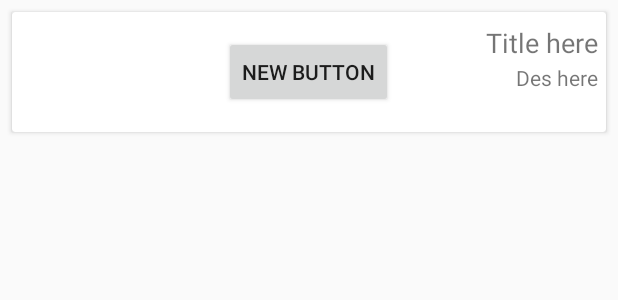
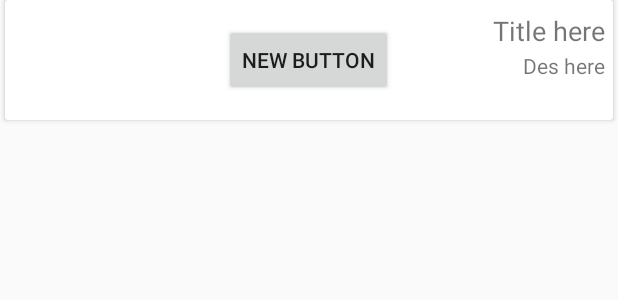
Before and after one commit to fruitbraker/Draw-It-v2, an Android app: the layout card_dashboard_item.xml on its own in the app's theme, with its tools: preview values and no code run, on a phone screen of 412 x 824 dp. Shown: the top 300 px of the screen. Run offline under Robolectric (Android 15) with nearby library versions, the phone set to English and light mode, and no system bars.

Commit message:
General formatting changes.
Dashboard looks awesome.

```diff
--- a/app/src/main/res/layout/app_bar_dashboard.xml
+++ b/app/src/main/res/layout/app_bar_dashboard.xml
@@ -15,8 +15,8 @@
         <android.support.v7.widget.Toolbar
             android:id="@+id/toolbar"
             android:layout_width="match_parent"
-            android:layout_height="?attr/actionBarSize"
-            android:background="?attr/colorPrimary"
+            android:layout_height="wrap_content"
+            android:background="@color/colorPrimary"
             app:popupTheme="@style/AppTheme.PopupOverlay" />
 
     </android.support.design.widget.AppBarLayout>
--- a/app/src/main/res/layout/card_dashboard_item.xml
+++ b/app/src/main/res/layout/card_dashboard_item.xml
@@ -3,7 +3,9 @@
     xmlns:android="http://schemas.android.com/apk/res/android"
     android:layout_width="match_parent"
     android:layout_height="80dp"
-    android:layout_margin="8dp">
+    android:layout_marginBottom="5dp"
+    android:layout_marginLeft="3dp"
+    android:layout_marginRight="3dp">
 
     <RelativeLayout
         android:layout_width="match_parent"
--- a/app/src/main/res/layout/content_dashboard.xml
+++ b/app/src/main/res/layout/content_dashboard.xml
@@ -4,10 +4,6 @@
     xmlns:tools="http://schemas.android.com/tools"
     android:layout_width="match_parent"
     android:layout_height="match_parent"
-    android:paddingBottom="@dimen/activity_vertical_margin"
-    android:paddingLeft="@dimen/activity_horizontal_margin"
-    android:paddingRight="@dimen/activity_horizontal_margin"
-    android:paddingTop="@dimen/activity_vertical_margin"
     app:layout_behavior="@string/appbar_scrolling_view_behavior"
     tools:context="com.pericstudio.drawit.Dashboard"
     tools:showIn="@layout/app_bar_dashboard"
```
